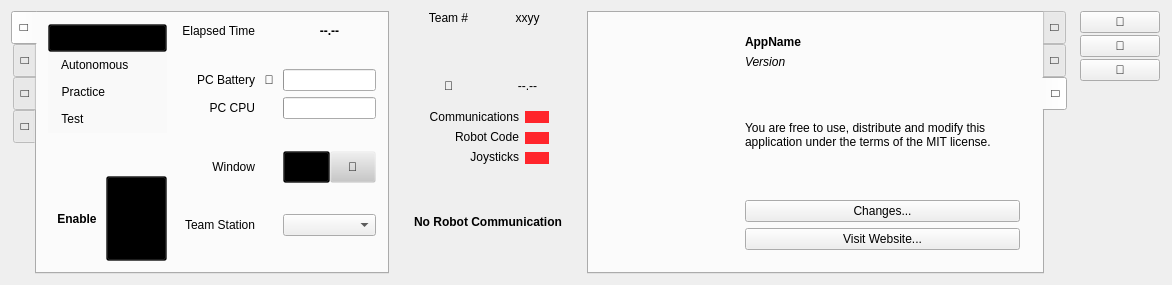
Before: the Qt Designer form src/MainWindow/MainWindow.ui in FRC-Utilities/QDriverStation, drawn with Qt 5.
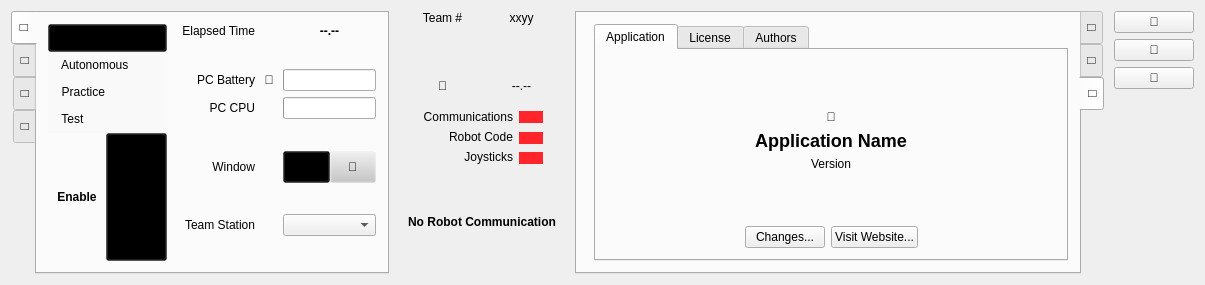
After: the same form once the commit is applied. The open tabs and pages were chosen to show the change. Icons and pictures are not drawn. Custom widgets are drawn as their Qt base class.

```diff
--- a/src/MainWindow/MainWindow.ui
+++ b/src/MainWindow/MainWindow.ui
@@ -6,7 +6,7 @@
    <rect>
     <x>0</x>
     <y>0</y>
-    <width>1172</width>
+    <width>1205</width>
     <height>285</height>
    </rect>
   </property>
@@ -20,24 +20,12 @@
    <string>QDriverStation</string>
   </property>
   <widget class="QWidget" name="CentralWidget">
-   <layout class="QHBoxLayout" name="horizontalLayout_6" stretch="0,0,1,0">
-    <property name="spacing">
-     <number>12</number>
-    </property>
+   <layout class="QHBoxLayout" name="horizontalLayout_5" stretch="0,0,1,0">
     <property name="sizeConstraint">
      <enum>QLayout::SetMinimumSize</enum>
     </property>
-    <property name="rightMargin">
-     <number>12</number>
-    </property>
     <item>
      <widget class="QTabWidget" name="LeftTab">
-      <property name="sizePolicy">
-       <sizepolicy hsizetype="Preferred" vsizetype="Preferred">
-        <horstretch>0</horstretch>
-        <verstretch>0</verstretch>
-       </sizepolicy>
-      </property>
       <property name="tabPosition">
        <enum>QTabWidget::West</enum>
       </property>
@@ -67,7 +55,7 @@
         </property>
         <item>
          <widget class="QWidget" name="RobotModeWidget" native="true">
-          <layout class="QVBoxLayout" name="verticalLayout_3" stretch="0,1,2">
+          <layout class="QVBoxLayout" name="verticalLayout_3" stretch="0,0,2">
            <property name="spacing">
             <number>0</number>
            </property>
@@ -173,20 +161,7 @@
             </widget>
            </item>
            <item>
-            <spacer name="verticalSpacer_2">
-             <property name="orientation">
-              <enum>Qt::Vertical</enum>
-             </property>
-             <property name="sizeType">
-              <enum>QSizePolicy::Expanding</enum>
-             </property>
-             <property name="sizeHint" stdset="0">
-              <size>
-               <width>0</width>
-               <height>30</height>
-              </size>
-             </property>
-            </spacer>
+            <widget class="QWidget" name="PowerSpacer" native="true"/>
            </item>
            <item>
             <widget class="QWidget" name="RobotPowerWidget" native="true">
@@ -1783,98 +1758,115 @@
        <attribute name="toolTip">
         <string>Application Information</string>
        </attribute>
-       <layout class="QHBoxLayout" name="horizontalLayout_5">
+       <layout class="QHBoxLayout" name="horizontalLayout_14" stretch="0,0">
         <item>
-         <widget class="QLabel" name="Icon">
-          <property name="maximumSize">
-           <size>
-            <width>128</width>
-            <height>128</height>
-           </size>
-          </property>
-          <property name="text">
-           <string/>
-          </property>
-          <property name="pixmap">
-           <pixmap resource="../../etc/resources/resources.qrc">:/icon.ico</pixmap>
-          </property>
-          <property name="scaledContents">
-           <bool>true</bool>
-          </property>
-          <property name="alignment">
-           <set>Qt::AlignCenter</set>
-          </property>
-         </widget>
-        </item>
-        <item>
-         <widget class="QWidget" name="AboutWidget" native="true">
+         <widget class="QWidget" name="AppInfo" native="true">
           <layout class="QVBoxLayout" name="verticalLayout_7">
+           <property name="leftMargin">
+            <number>0</number>
+           </property>
+           <property name="topMargin">
+            <number>0</number>
+           </property>
+           <property name="rightMargin">
+            <number>0</number>
+           </property>
+           <property name="bottomMargin">
+            <number>0</number>
+           </property>
+          </layout>
+         </widget>
+        </item>
+        <item>
+         <widget class="QTabWidget" name="MoreInfoTab">
+          <property name="currentIndex">
+           <number>0</number>
+          </property>
+          <widget class="QWidget" name="tab">
+           <attribute name="title">
+            <string>Application</string>
+           </attribute>
+           <layout class="QVBoxLayout" name="verticalLayout_16">
+            <item>
+             <spacer name="verticalSpacer_4">
+              <property name="orientation">
+               <enum>Qt::Vertical</enum>
+              </property>
+              <property name="sizeHint" stdset="0">
+               <size>
+                <width>20</width>
+                <height>40</height>
+               </size>
+              </property>
+             </spacer>
+            </item>
+            <item>
+             <widget class="QLabel" name="AppIcon">
+              <property name="text">
+               <string></string>
+              </property>
+              <property name="alignment">
+               <set>Qt::AlignCenter</set>
+              </property>
+             </widget>
+            </item>
            <item>
             <widget class="QLabel" name="AppName">
-             <property name="font">
-              <font>
-               <weight>75</weight>
-               <bold>true</bold>
-              </font>
-             </property>
              <property name="text">
-              <string>AppName</string>
+               <string>&lt;h2&gt;Application Name&lt;/h2&gt;</string>
+              </property>
+              <property name="alignment">
+               <set>Qt::AlignCenter</set>
              </property>
             </widget>
            </item>
            <item>
             <widget class="QLabel" name="AppVersion">
-             <property name="font">
-              <font>
-               <italic>true</italic>
-              </font>
-             </property>
              <property name="text">
               <string>Version</string>
              </property>
+              <property name="alignment">
+               <set>Qt::AlignCenter</set>
+              </property>
             </widget>
            </item>
            <item>
-            <spacer name="SpacerAboutTop">
+             <spacer name="verticalSpacer_3">
              <property name="orientation">
               <enum>Qt::Vertical</enum>
              </property>
-             <property name="sizeType">
-              <enum>QSizePolicy::Expanding</enum>
-             </property>
              <property name="sizeHint" stdset="0">
               <size>
-               <width>0</width>
-               <height>0</height>
+                <width>20</width>
+                <height>40</height>
               </size>
              </property>
             </spacer>
            </item>
            <item>
-            <widget class="QLabel" name="LicenseLabel">
-             <property name="text">
-              <string>&lt;html&gt;&lt;head/&gt;&lt;body&gt;&lt;p&gt;You are free to use, distribute and modify this application under the terms of the MIT license.&lt;/p&gt;&lt;/body&gt;&lt;/html&gt;</string>
-             </property>
-             <property name="textFormat">
-              <enum>Qt::RichText</enum>
-             </property>
-             <property name="wordWrap">
-              <bool>true</bool>
-             </property>
-            </widget>
-           </item>
+             <widget class="QWidget" name="AboutButtons" native="true">
+              <layout class="QHBoxLayout" name="horizontalLayout_6">
+               <property name="leftMargin">
+                <number>0</number>
+               </property>
+               <property name="topMargin">
+                <number>0</number>
+               </property>
+               <property name="rightMargin">
+                <number>0</number>
+               </property>
+               <property name="bottomMargin">
+                <number>0</number>
+               </property>
            <item>
-            <spacer name="SpacerAboutBottom">
+                <spacer name="ABLSpacer">
              <property name="orientation">
-              <enum>Qt::Vertical</enum>
-             </property>
-             <property name="sizeType">
-              <enum>QSizePolicy::Expanding</enum>
+                  <enum>Qt::Horizontal</enum>
              </property>
              <property name="sizeHint" stdset="0">
               <size>
-               <width>0</width>
-               <height>0</height>
+                   <width>40</width>
+                   <height>20</height>
               </size>
              </property>
             </spacer>
@@ -1893,7 +1885,71 @@
              </property>
             </widget>
            </item>
-          </layout>
+               <item>
+                <spacer name="ABRSpacer">
+                 <property name="orientation">
+                  <enum>Qt::Horizontal</enum>
+                 </property>
+                 <property name="sizeHint" stdset="0">
+                  <size>
+                   <width>40</width>
+                   <height>20</height>
+                  </size>
+                 </property>
+                </spacer>
+               </item>
+              </layout>
+             </widget>
+            </item>
+           </layout>
+          </widget>
+          <widget class="QWidget" name="LicenseTab">
+           <attribute name="title">
+            <string>License</string>
+           </attribute>
+           <layout class="QVBoxLayout" name="verticalLayout_14">
+            <item>
+             <widget class="QPlainTextEdit" name="License">
+              <property name="lineWrapMode">
+               <enum>QPlainTextEdit::WidgetWidth</enum>
+              </property>
+              <property name="readOnly">
+               <bool>true</bool>
+              </property>
+              <property name="plainText">
+               <string/>
+              </property>
+             </widget>
+            </item>
+           </layout>
+          </widget>
+          <widget class="QWidget" name="AuthorsTab">
+           <attribute name="title">
+            <string>Authors</string>
+           </attribute>
+           <layout class="QVBoxLayout" name="verticalLayout_15">
+            <item>
+             <widget class="QTextEdit" name="Authors">
+              <property name="lineWrapMode">
+               <enum>QTextEdit::NoWrap</enum>
+              </property>
+              <property name="readOnly">
+               <bool>true</bool>
+              </property>
+              <property name="html">
+               <string>&lt;!DOCTYPE HTML PUBLIC &quot;-//W3C//DTD HTML 4.0//EN&quot; &quot;http://www.w3.org/TR/REC-html40/strict.dtd&quot;&gt;
+&lt;html&gt;&lt;head&gt;&lt;meta name=&quot;qrichtext&quot; content=&quot;1&quot; /&gt;&lt;style type=&quot;text/css&quot;&gt;
+p, li { white-space: pre-wrap; }
+&lt;/style&gt;&lt;/head&gt;&lt;body style=&quot; font-family:'MS Shell Dlg 2'; font-size:8pt; font-weight:400; font-style:normal;&quot;&gt;
+&lt;p style=&quot;-qt-paragraph-type:empty; margin-top:0px; margin-bottom:0px; margin-left:0px; margin-right:0px; -qt-block-indent:0; text-indent:0px;&quot;&gt;&lt;br /&gt;&lt;/p&gt;&lt;/body&gt;&lt;/html&gt;</string>
+              </property>
+              <property name="textInteractionFlags">
+               <set>Qt::LinksAccessibleByKeyboard|Qt::LinksAccessibleByMouse|Qt::TextBrowserInteraction|Qt::TextSelectableByKeyboard|Qt::TextSelectableByMouse</set>
+              </property>
+             </widget>
+            </item>
+           </layout>
+          </widget>
          </widget>
         </item>
        </layout>
@@ -1909,11 +1965,8 @@
        </sizepolicy>
       </property>
       <layout class="QVBoxLayout" name="verticalLayout_9">
-       <property name="spacing">
-        <number>2</number>
-       </property>
        <property name="leftMargin">
-        <number>0</number>
+        <number>3</number>
        </property>
        <property name="topMargin">
         <number>0</number>
```
Left out of the diff: 6 changed lines with no effect on the pictures. Lines whose indentation alone changed are shown as unchanged.
